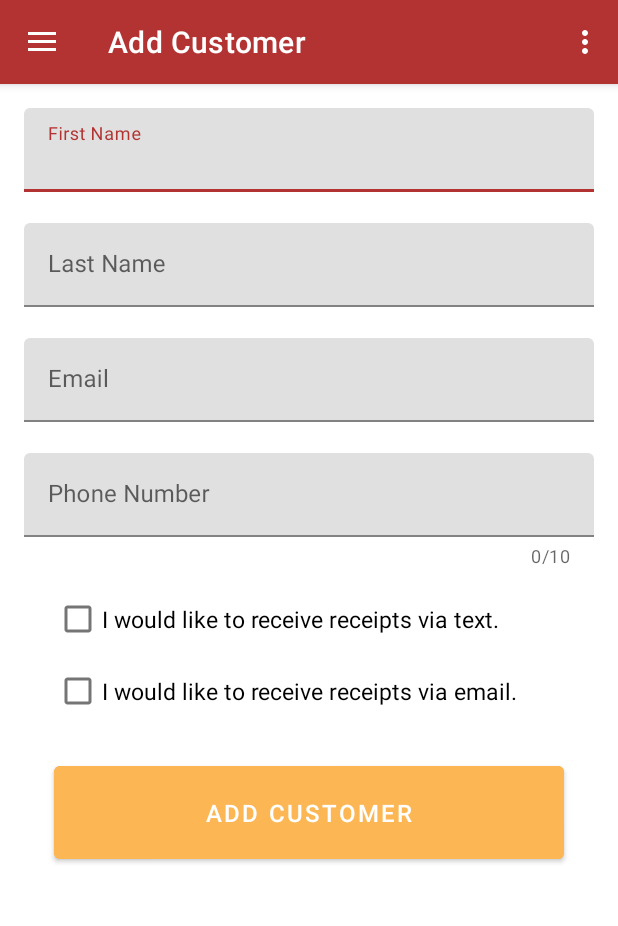
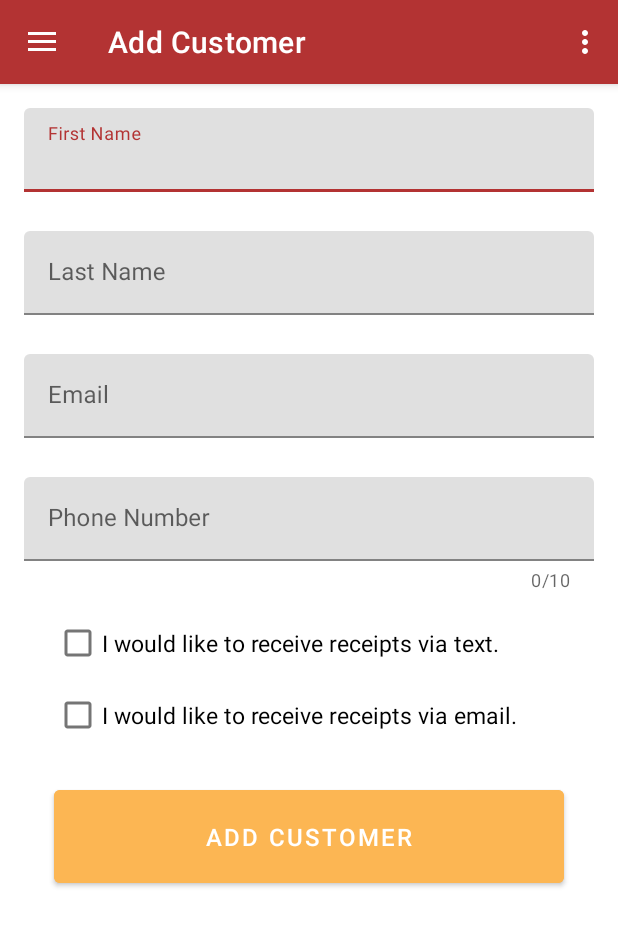
Before and after one commit to CECS-445-Project/ServerMatch, an Android app: the screen it shows after launch (MainActivity), in the side drawer, after a tap on "Add Customer", on a phone screen of 412 x 824 dp. Shown: the top 926 px of the screen. Run offline under Robolectric (Android 15) with nearby library versions, the phone set to English and light mode, and no system bars; our stand-ins replace navigation-ui.

```diff
--- a/app/src/main/res/layout/fragment_add_customer.xml
+++ b/app/src/main/res/layout/fragment_add_customer.xml
@@ -11,19 +11,20 @@
         android:id="@+id/add_customer_fname"
         android:layout_width="match_parent"
         android:layout_height="wrap_content"
+        android:layout_marginBottom="5dp"
         app:errorEnabled="true">
         <com.google.android.material.textfield.TextInputEditText
             android:layout_width="match_parent"
             android:layout_height="wrap_content"
             android:hint="@string/add_customer_fname"
-            android:inputType="text">
-        </com.google.android.material.textfield.TextInputEditText>
+            android:inputType="text"></com.google.android.material.textfield.TextInputEditText>
     </com.google.android.material.textfield.TextInputLayout>
 
     <com.google.android.material.textfield.TextInputLayout
         android:id="@+id/add_customer_lname"
         android:layout_width="match_parent"
         android:layout_height="wrap_content"
+        android:layout_marginBottom="5dp"
         app:errorEnabled="true">
         <com.google.android.material.textfield.TextInputEditText
             android:layout_width="match_parent"
@@ -37,6 +38,7 @@
         android:id="@+id/add_customer_email"
         android:layout_width="match_parent"
         android:layout_height="wrap_content"
+        android:layout_marginBottom="5dp"
         app:errorEnabled="true">
         <com.google.android.material.textfield.TextInputEditText
             android:layout_width="match_parent"
@@ -50,6 +52,7 @@
         android:id="@+id/add_customer_phone"
         android:layout_width="match_parent"
         android:layout_height="wrap_content"
+        android:layout_marginBottom="10dp"
         app:counterEnabled="true"
         app:counterMaxLength="10"
         app:errorEnabled="true">
@@ -63,20 +66,19 @@
     </com.google.android.material.textfield.TextInputLayout>
 
     <CheckBox
-        android:id="@+id/receive_receipts_text"
+        android:id="@+id/add_customer_notify_text"
         android:layout_width="match_parent"
         android:layout_height="wrap_content"
         android:layout_marginHorizontal="20dp"
-        android:layout_marginTop="10dp"
-        android:text="@string/receive_receipts_text"
+        android:text="@string/add_customer_notify_text"
         android:textSize="15sp" />
 
     <CheckBox
-        android:id="@+id/receive_receipts_email"
+        android:id="@+id/add_customer_notify_email"
         android:layout_width="match_parent"
         android:layout_height="wrap_content"
         android:layout_marginHorizontal="20dp"
-        android:text="@string/receive_receipts_email"
+        android:text="@string/add_customer_notify_email"
         android:textSize="15sp" />
 
     <Button
--- a/app/src/main/res/values/strings.xml
+++ b/app/src/main/res/values/strings.xml
@@ -19,8 +19,8 @@
     <string name="add_customer_lname">Last Name</string>
     <string name="add_customer_email">Email</string>
     <string name="add_customer_phone">Phone Number</string>
-    <string name="receive_receipts_text">I would like to receive receipts via text.</string>
-    <string name="receive_receipts_email">I would like to receive receipts via email.</string>
+    <string name="add_customer_notify_text">I would like to receive receipts via text.</string>
+    <string name="add_customer_notify_email">I would like to receive receipts via email.</string>
     <string name="add_customer_cancel">CANCEL</string>
     <string name="add_customer_submit">ADD CUSTOMER</string>
 
--- a/app/src/main/res/values/styles.xml
+++ b/app/src/main/res/values/styles.xml
@@ -35,4 +35,9 @@
         <item name="android:layout_height">match_parent</item>
     </style>
 
+    <style name="TextLabel" parent="TextAppearance.AppCompat">
+        <item name="android:textColorHint">@android:color/black</item>
+        <item name="android:textSize">20sp</item>
+    </style>
+
 </resources>
```
Also changed, not shown: app/src/main/java/com/example/servermatch/cecs445/ui/addcustomer/AddCustomerFragment.java (+83 -0 lines).
